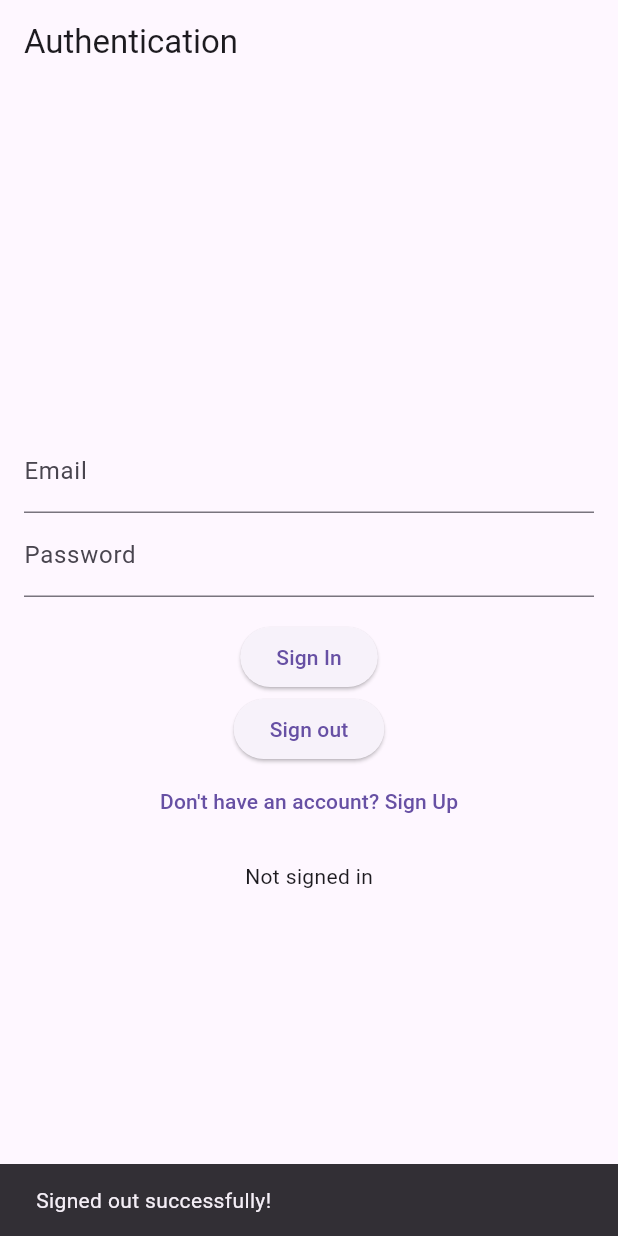
After one commit to adil-nauruzbaev/antiradar_copy, a Flutter app: the AuthScreen screen opened by its route, after a tap on "Sign In", after a tap on "Sign out", on a phone screen of 412 x 824 dp. The commit adds this screen. Run offline on Flutter 3.47's test engine with Material 3 defaults, Android fonts, the phone set to English and light mode, and no system bars; our stand-ins replace cloud_firestore, firebase_auth, firebase_core, flutter_riverpod, geolocator, go_router and 1 more; accounts and stored records are empty; generated files the repository leaves out were written again; network calls fail.

Commit message:
Added auth

```diff
--- a/lib/presentation/router/app_router.dart
+++ b/lib/presentation/router/app_router.dart
@@ -1,3 +1,4 @@
+import 'package:antiradar/presentation/view/auth/auth_screen.dart';
 import 'package:antiradar/presentation/view/on_boarding/allow_location.dart';
 import 'package:antiradar/presentation/view/on_boarding/country_select_screen.dart';
 import 'package:antiradar/presentation/view/start_screens/language_screen.dart';
@@ -34,6 +35,10 @@ GoRouter router(RouterRef ref) {
           path: '/language',
           builder: (context, state) => const LanguageScreen(),
         ),
+        GoRoute(
+          path: '/auth',
+          builder: (context, state) => const AuthScreen(),
+        ),
       ]);
   ref.onDispose(router.dispose);
   return router;
--- /dev/null
+++ b/lib/presentation/view/auth/auth_screen.dart
@@ -0,0 +1,110 @@
+import 'package:antiradar/presentation/view_model/auth/auth_provider.dart';
+import 'package:flutter/material.dart';
+import 'package:flutter_riverpod/flutter_riverpod.dart';
+
+class AuthScreen extends ConsumerStatefulWidget {
+  const AuthScreen({super.key});
+
+  @override
+  _AuthScreenState createState() => _AuthScreenState();
+}
+
+class _AuthScreenState extends ConsumerState<AuthScreen> {
+  final TextEditingController _emailController = TextEditingController();
+  final TextEditingController _passwordController = TextEditingController();
+  bool _isSignUp = false;
+
+  Future<void> _authenticate() async {
+    try {
+      if (_isSignUp) {
+        await ref.read(authServiceProvider.notifier).signUp(
+              _emailController.text,
+              _passwordController.text,
+            );
+        ScaffoldMessenger.of(context).showSnackBar(
+          const SnackBar(content: Text('Registration successful!')),
+        );
+      } else {
+        await ref.read(authServiceProvider.notifier).signIn(
+              _emailController.text,
+              _passwordController.text,
+            );
+        ScaffoldMessenger.of(context).showSnackBar(
+          const SnackBar(content: Text('Login successful!')),
+        );
+      }
+    } catch (error) {
+      ScaffoldMessenger.of(context).showSnackBar(
+        SnackBar(content: Text('Error: $error')),
+      );
+    }
+  }
+
+  Future<void> _signOut() async {
+    try {
+      await ref.read(authServiceProvider.notifier).signOut();
+      ScaffoldMessenger.of(context).showSnackBar(
+        SnackBar(content: Text('Signed out successfully!')),
+      );
+    } catch (error) {
+      ScaffoldMessenger.of(context).showSnackBar(
+        SnackBar(content: Text('Sign out failed: $error')),
+      );
+    }
+  }
+
+  @override
+  Widget build(BuildContext context) {
+    final authState = ref.watch(authServiceProvider);
+
+    return Scaffold(
+      appBar: AppBar(title: const Text('Authentication')),
+      body: Padding(
+        padding: const EdgeInsets.all(16.0),
+        child: Center(
+          child: Column(
+            mainAxisAlignment: MainAxisAlignment.center,
+            children: [
+              TextField(
+                controller: _emailController,
+                decoration: const InputDecoration(labelText: 'Email'),
+              ),
+              TextField(
+                controller: _passwordController,
+                decoration: const InputDecoration(labelText: 'Password'),
+                obscureText: true,
+              ),
+              const SizedBox(height: 16),
+              ElevatedButton(
+                onPressed: _authenticate,
+                child: Text(_isSignUp ? 'Sign Up' : 'Sign In'),
+              ),
+              ElevatedButton(
+                onPressed: _signOut,
+                child: const Text('Sign out'),
+              ),
+              TextButton(
+                onPressed: () {
+                  setState(() {
+                    _isSignUp = !_isSignUp;
+                  });
+                },
+                child: Text(_isSignUp
+                    ? 'Already have an account? Sign In'
+                    : 'Don\'t have an account? Sign Up'),
+              ),
+              const SizedBox(height: 16),
+              authState.when(
+                data: (user) => user != null
+                    ? Text('Signed in as ${user.email}')
+                    : Text('Not signed in'),
+                loading: () => CircularProgressIndicator(),
+                error: (e, _) => Text('Error: $e'),
+              ),
+            ],
+          ),
+        ),
+      ),
+    );
+  }
+}
--- a/lib/presentation/view/on_boarding/welcome_screen.dart
+++ b/lib/presentation/view/on_boarding/welcome_screen.dart
@@ -76,6 +76,12 @@ class WelcomeScreen extends ConsumerWidget {
               context.push('/allow-location');
             },
           ),
+          ElevatedButton(
+            child: const Text('Вход'),
+            onPressed: () {
+              context.push('/auth');
+            },
+          ),
         ],
       ),
     );
--- /dev/null
+++ b/lib/presentation/view_model/auth/auth_provider.dart
@@ -0,0 +1,66 @@
+import 'package:cloud_firestore/cloud_firestore.dart';
+import 'package:firebase_auth/firebase_auth.dart';
+import 'package:flutter_riverpod/flutter_riverpod.dart';
+import 'package:riverpod_annotation/riverpod_annotation.dart';
+
+part 'auth_provider.g.dart';
+
+@Riverpod(keepAlive: true)
+class AuthService extends _$AuthService {
+  @override
+  Future<User?> build() async {
+    return FirebaseAuth.instance.currentUser;
+  }
+
+  Future<void> signIn(String email, String password) async {
+    try {
+      final userCredential =
+          await FirebaseAuth.instance.signInWithEmailAndPassword(
+        email: email,
+        password: password,
+      );
+      state = AsyncData(userCredential.user);
+    } catch (error, stackTrace) {
+      state = AsyncError(error, stackTrace);
+    }
+  }
+
+  Future<void> signUp(String email, String password) async {
+    try {
+      final userCredential =
+          await FirebaseAuth.instance.createUserWithEmailAndPassword(
+        email: email,
+        password: password,
+      );
+
+      await FirebaseFirestore.instance
+          .collection('users')
+          .doc(userCredential.user?.uid)
+          .set({
+        'email': email,
+        'created_at': Timestamp.now(),
+        'subscription': false,
+      });
+
+      state = AsyncData(userCredential.user);
+    } catch (error, stackTrace) {
+      state = AsyncError(error, stackTrace);
+    }
+  }
+
+  Future<void> signOut() async {
+    try {
+      await FirebaseAuth.instance.signOut();
+      state = const AsyncData(null);
+    } catch (error, stackTrace) {
+      state = AsyncError(error, stackTrace);
+    }
+  }
+
+  User? get currentUser => state.valueOrNull;
+}
+
+@riverpod
+Stream<User?> authStateChanges(AuthStateChangesRef ref) {
+  return FirebaseAuth.instance.authStateChanges();
+}
--- a/pubspec.yaml
+++ b/pubspec.yaml
@@ -44,6 +44,10 @@ dependencies:
   riverpod_annotation: ^2.3.5
   go_router: ^14.2.6
   geolocator: ^13.0.1
+  firebase_core: ^2.24.2
+  firebase_analytics: ^10.8.0
+  firebase_auth: ^4.16.0
+  cloud_firestore: ^4.14.0
 
 dev_dependencies:
   flutter_test:
```
Also changed, not shown: lib/main.dart (+7 -1 lines), firebase.json (added), lib/firebase_options.dart (added), lib/presentation/router/app_router.g.dart, lib/presentation/view_model/auth/auth_provider.g.dart (added), pubspec.lock, 7 other files.
